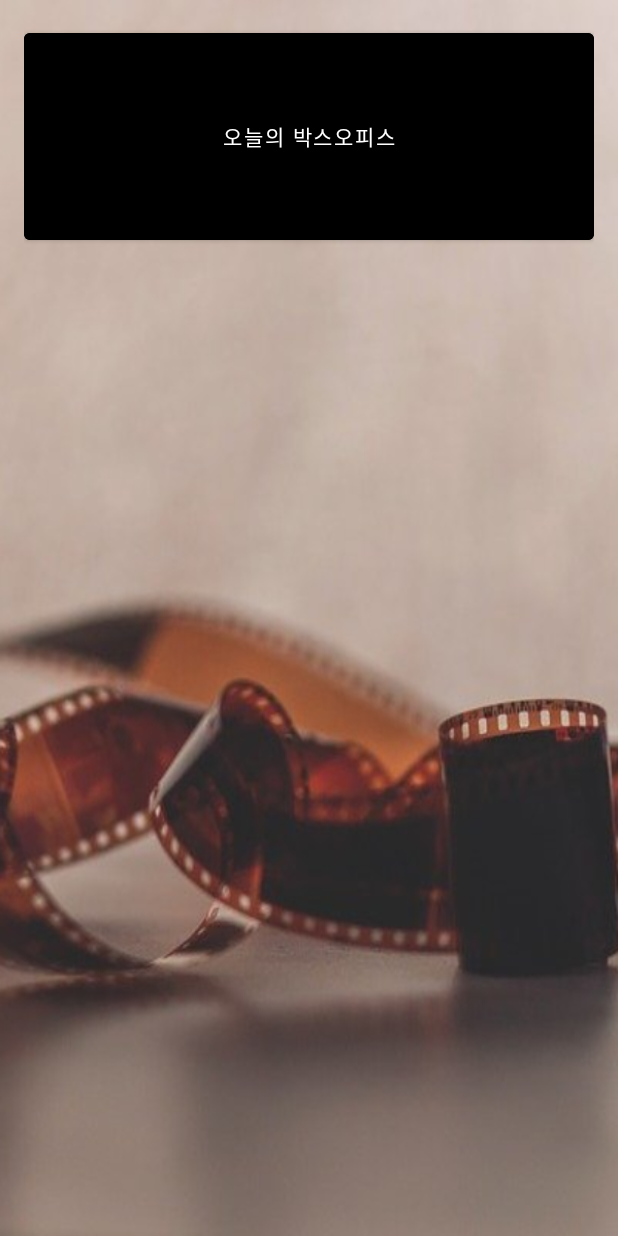
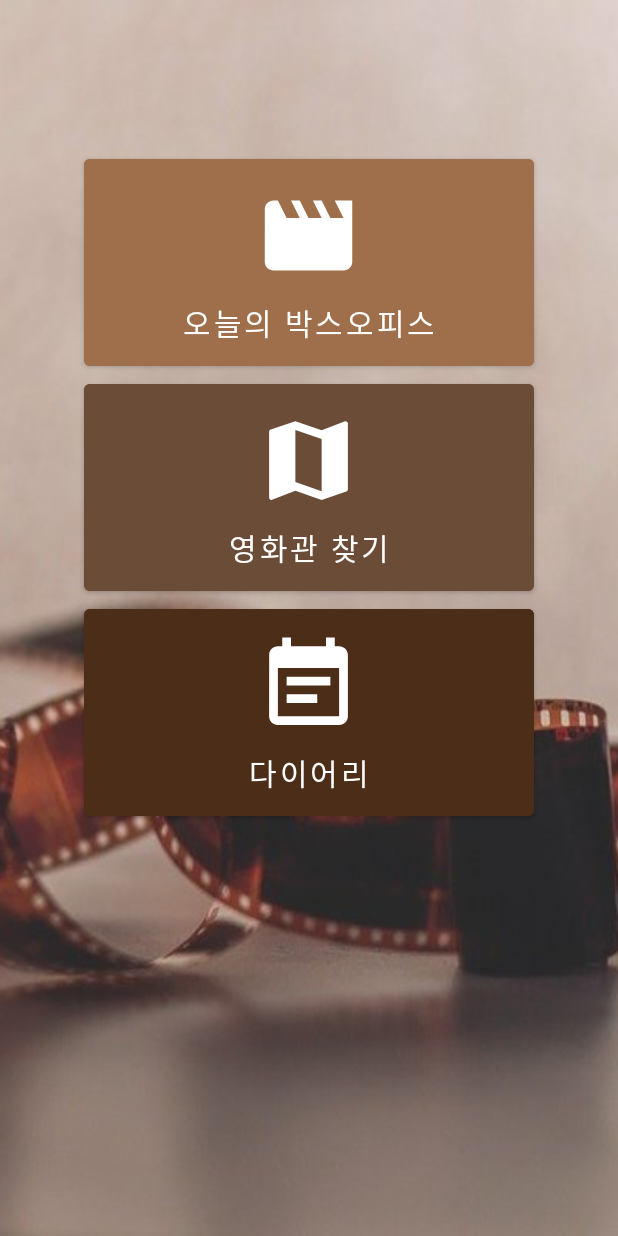
Before and after one commit to cloudmu7/MyMovie, an Android app: the MainActivity screen opened directly, with no data from a screen before it, on a phone screen of 412 x 824 dp. Run offline under Robolectric (Android 15) with nearby library versions, the phone set to English and light mode, and no system bars.

Commit message:
지도 구현

```diff
--- a/app/build.gradle
+++ b/app/build.gradle
@@ -1,6 +1,5 @@
 plugins {
     id 'com.android.application'
-    id 'com.google.gms.google-services'
 }
 
 android {
@@ -43,4 +42,7 @@ dependencies {
     implementation 'com.squareup.retrofit2:retrofit:2.3.0'
     implementation 'com.squareup.retrofit2:converter-gson:2.3.0'
     implementation 'com.google.code.gson:gson:2.8.5'
+
+    implementation 'com.google.android.gms:play-services-maps:17.0.1'
+
 }
--- a/app/src/main/java/com/cloud7mu7/mymovie/MainActivity.java
+++ b/app/src/main/java/com/cloud7mu7/mymovie/MainActivity.java
@@ -18,4 +18,9 @@ public class MainActivity extends AppCompatActivity {
         Intent intent = new Intent(this, BoxOfficeActivity.class);
         startActivity(intent);
     }
+
+    public void clickMap(View view) {
+        Intent intent = new Intent(this, CinemaMapActivity.class);
+        startActivity(intent);
+    }
 }
--- a/app/src/main/java/com/cloud7mu7/mymovie/MovieAdapter.java
+++ b/app/src/main/java/com/cloud7mu7/mymovie/MovieAdapter.java
@@ -37,19 +37,21 @@ public class MovieAdapter extends RecyclerView.Adapter<MovieAdapter.ViewHolder>{
     }
 
     public static class ViewHolder extends RecyclerView.ViewHolder {
-        private TextView rank, movieNm, openDt;
+        private TextView rank, movieNm, openDt, audiAcc;
 
         public ViewHolder(@NonNull View itemView) {
             super(itemView);
             rank = itemView.findViewById(R.id.movie_rank);
             movieNm = itemView.findViewById(R.id.movie_name);
             openDt = itemView.findViewById(R.id.movie_day);
+            audiAcc = itemView.findViewById(R.id.movie_count);
         }
 
         public void setItem(DailyBoxOfficeList item){
             rank.setText(item.getRank());
             movieNm.setText(item.getMovieNm());
             openDt.setText(item.getOpenDt());
+            audiAcc.setText("관객 수 : " + item.getAudiAcc() + "명");
         }
 
     }
--- /dev/null
+++ b/app/src/main/res/drawable/ic_baseline_event_note_24.xml
@@ -0,0 +1,5 @@
+<vector android:height="70dp" android:tint="?attr/colorControlNormal"
+    android:viewportHeight="24" android:viewportWidth="24"
+    android:width="70dp" xmlns:android="http://schemas.android.com/apk/res/android">
+    <path android:fillColor="@android:color/white" android:pathData="M17,10L7,10v2h10v-2zM19,3h-1L18,1h-2v2L8,3L8,1L6,1v2L5,3c-1.11,0 -1.99,0.9 -1.99,2L3,19c0,1.1 0.89,2 2,2h14c1.1,0 2,-0.9 2,-2L21,5c0,-1.1 -0.9,-2 -2,-2zM19,19L5,19L5,8h14v11zM14,14L7,14v2h7v-2z"/>
+</vector>
--- /dev/null
+++ b/app/src/main/res/drawable/ic_baseline_map_24.xml
@@ -0,0 +1,5 @@
+<vector android:height="70dp" android:tint="?attr/colorControlNormal"
+    android:viewportHeight="24" android:viewportWidth="24"
+    android:width="70dp" xmlns:android="http://schemas.android.com/apk/res/android">
+    <path android:fillColor="@android:color/white" android:pathData="M20.5,3l-0.16,0.03L15,5.1 9,3 3.36,4.9c-0.21,0.07 -0.36,0.25 -0.36,0.48V20.5c0,0.28 0.22,0.5 0.5,0.5l0.16,-0.03L9,18.9l6,2.1 5.64,-1.9c0.21,-0.07 0.36,-0.25 0.36,-0.48V3.5c0,-0.28 -0.22,-0.5 -0.5,-0.5zM15,19l-6,-2.11V5l6,2.11V19z"/>
+</vector>
--- /dev/null
+++ b/app/src/main/res/drawable/ic_baseline_movie_24.xml
@@ -0,0 +1,5 @@
+<vector android:height="70dp" android:tint="?attr/colorControlNormal"
+    android:viewportHeight="24" android:viewportWidth="24"
+    android:width="70dp" xmlns:android="http://schemas.android.com/apk/res/android">
+    <path android:fillColor="@android:color/white" android:pathData="M18,4l2,4h-3l-2,-4h-2l2,4h-3l-2,-4H8l2,4H7L5,4H4c-1.1,0 -1.99,0.9 -1.99,2L2,18c0,1.1 0.9,2 2,2h16c1.1,0 2,-0.9 2,-2V4h-4z"/>
+</vector>
--- a/app/src/main/res/layout/activity_main.xml
+++ b/app/src/main/res/layout/activity_main.xml
@@ -6,15 +6,52 @@
     android:layout_height="match_parent"
     tools:context=".MainActivity"
     android:orientation="vertical"
-    android:background="@drawable/main_background"
-    android:padding="16dp">
+    android:background="@drawable/main_background">
 
     <Button
-        android:layout_width="match_parent"
+        android:layout_width="300dp"
         android:layout_height="150dp"
+        android:drawableTop="@drawable/ic_baseline_movie_24"
+        android:drawableTint="@color/white"
+        android:layout_gravity="center_horizontal"
         android:text="오늘의 박스오피스"
-        android:backgroundTint="@color/black"
+        android:textSize="20dp"
+        android:fontFamily="@font/gowundodum_regular"
+        android:padding="16dp"
+        android:backgroundTint="#9F6E4A"
+        android:layout_alignParentTop="true"
+        android:layout_centerHorizontal="true"
+        android:layout_marginTop="100dp"
         android:onClick="clickBox"/>
+
+    <Button
+        android:layout_width="300dp"
+        android:layout_height="150dp"
+        android:drawableTop="@drawable/ic_baseline_map_24"
+        android:drawableTint="@color/white"
+        android:text="영화관 찾기"
+        android:textSize="20dp"
+        android:fontFamily="@font/gowundodum_regular"
+        android:backgroundTint="#6A4C37"
+        android:layout_gravity="center"
+        android:padding="16dp"
+        android:onClick="clickMap"/>
+
+    <Button
+        android:layout_width="300dp"
+        android:layout_height="150dp"
+        android:drawableTop="@drawable/ic_baseline_event_note_24"
+        android:drawableTint="@color/white"
+        android:text="다이어리"
+        android:textSize="20dp"
+        android:fontFamily="@font/gowundodum_regular"
+        android:backgroundTint="#4C2D18"
+        android:layout_gravity="center"
+        android:padding="16dp"
+        android:layout_alignParentBottom="true"
+        android:layout_marginBottom="80dp"
+        android:layout_centerHorizontal="true"
+        android:onClick="clickDiary"/>
 
 
 
--- a/build.gradle
+++ b/build.gradle
@@ -6,7 +6,6 @@ buildscript {
     }
     dependencies {
         classpath "com.android.tools.build:gradle:4.2.2"
-        classpath 'com.google.gms:google-services:4.3.10'
 
         // NOTE: Do not place your application dependencies here; they belong
         // in the individual module build.gradle files
```
Also changed, not shown: app/src/main/AndroidManifest.xml (+16 -1 lines), app/src/main/java/com/cloud7mu7/mymovie/BoxOfficeActivity.java (+11 -2 lines), app/src/main/java/com/cloud7mu7/mymovie/CinemaMapActivity.java (added, +72 -0 lines), app/src/main/res/drawable-anydpi/ic_action.xml (added, +16 -0 lines), app/src/main/res/layout/activity_box_office.xml (+5 -2 lines), app/src/main/res/layout/activity_cinema_map.xml (added, +15 -0 lines), app/src/main/res/layout/activity_signup.xml (+40 -7 lines), app/src/main/res/layout/boxoffice_item.xml (+7 -5 lines), app/src/main/res/drawable-xxhdpi/ic_action.png (added), app/src/main/res/drawable/main_background2.jpg (added).
